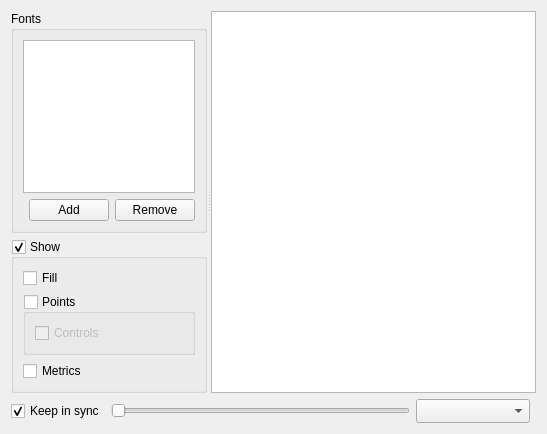
The window that src/comparewidget.ui (fontmatrix/fontmatrix) describes before a commit, drawn with Qt 5.
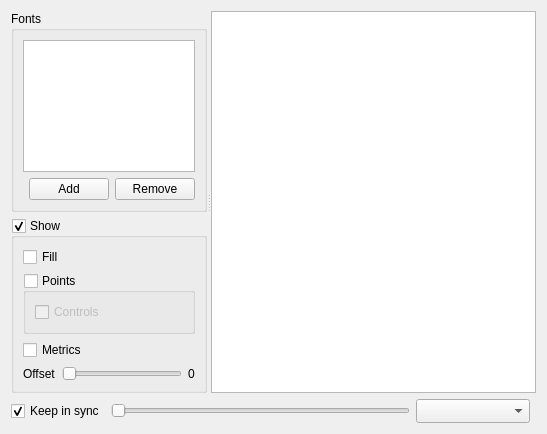
The same window after the commit. Custom widgets are drawn as their Qt base class.

Commit message: Added - possibility to offset a glyph in compare view

```diff
--- a/src/comparewidget.ui
+++ b/src/comparewidget.ui
@@ -85,21 +85,21 @@
             <bool>true</bool>
            </property>
            <layout class="QGridLayout" name="gridLayout_16" >
-            <item row="0" column="0" >
+            <item row="0" column="0" colspan="3" >
              <widget class="QCheckBox" name="compareFill" >
               <property name="text" >
                <string>Fill</string>
               </property>
              </widget>
             </item>
-            <item row="2" column="0" >
+            <item row="2" column="0" colspan="2" >
              <widget class="QCheckBox" name="compareMetrics" >
               <property name="text" >
                <string>Metrics</string>
               </property>
              </widget>
             </item>
-            <item row="1" column="0" >
+            <item row="1" column="0" colspan="3" >
              <widget class="QGroupBox" name="comparePoints" >
               <property name="enabled" >
                <bool>true</bool>
@@ -124,6 +124,39 @@
               </layout>
              </widget>
             </item>
+            <item row="3" column="1" >
+             <widget class="QSlider" name="compareOffset" >
+              <property name="maximum" >
+               <number>1000</number>
+              </property>
+              <property name="orientation" >
+               <enum>Qt::Horizontal</enum>
+              </property>
+              <property name="tickPosition" >
+               <enum>QSlider::NoTicks</enum>
+              </property>
+              <property name="tickInterval" >
+               <number>500</number>
+              </property>
+             </widget>
+            </item>
+            <item row="3" column="0" >
+             <widget class="QLabel" name="label" >
+              <property name="text" >
+               <string>Offset</string>
+              </property>
+              <property name="buddy" >
+               <cstring>compareOffset</cstring>
+              </property>
+             </widget>
+            </item>
+            <item row="3" column="2" >
+             <widget class="QLabel" name="compareOffsetValue" >
+              <property name="text" >
+               <string>0</string>
+              </property>
+             </widget>
+            </item>
            </layout>
           </widget>
          </item>
```
The commit also changes 4 other files.
